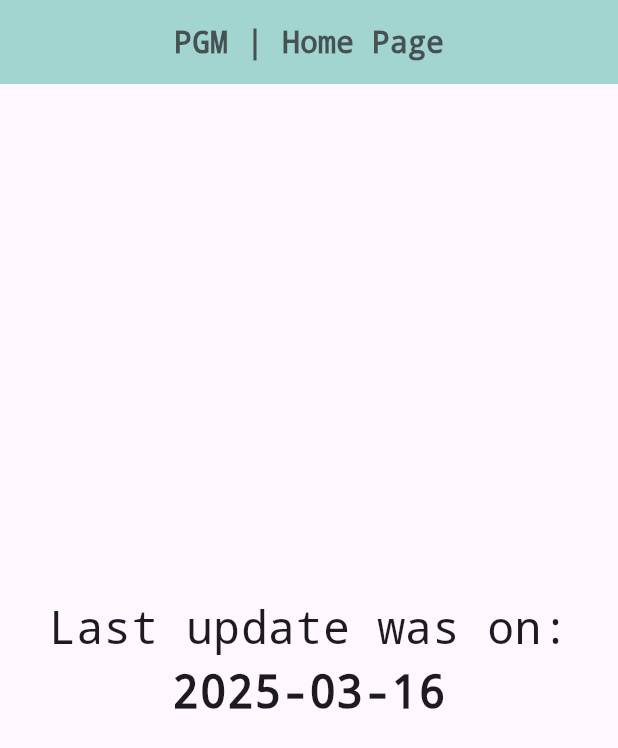
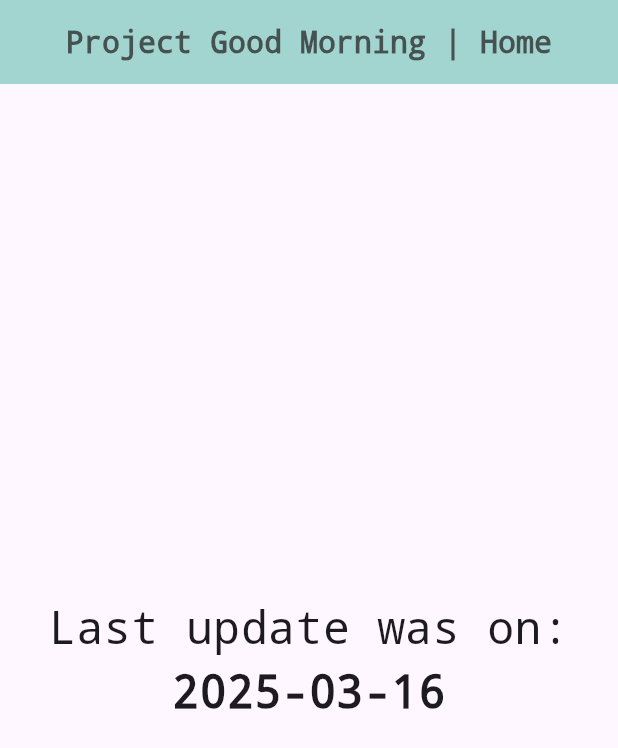
Before and after one commit to ProjectGoodMorning/pgm, a Flutter app: the screen it shows after launch, on a phone screen of 412 x 824 dp. Shown: the top 748 px of the screen. Run offline on Flutter 3.47's test engine with Material 3 defaults, Android fonts, the phone set to English and light mode, and no system bars; our stand-ins replace shared_preferences.

Commit message:
slight rewording (might revert it later)

```diff
--- a/lib/components/appbar.dart
+++ b/lib/components/appbar.dart
@@ -9,7 +9,7 @@ class MyAppBar extends StatelessWidget implements PreferredSizeWidget {
     return ClipRRect(
       child: AppBar(
         title: Text(
-          'PGM | $pageTitle',
+          'Project Good Morning | $pageTitle',
           style: const TextStyle(
               fontSize: 20,
               fontWeight: FontWeight.bold,
--- a/lib/main.dart
+++ b/lib/main.dart
@@ -56,7 +56,7 @@
   @override
   Widget build(BuildContext context) {
     return Scaffold(
-      appBar: const MyAppBar(pageTitle: "Home Page"),
+      appBar: const MyAppBar(pageTitle: "Home"),
       body: Center(
         child: Column(
           mainAxisAlignment: MainAxisAlignment.center,
```
